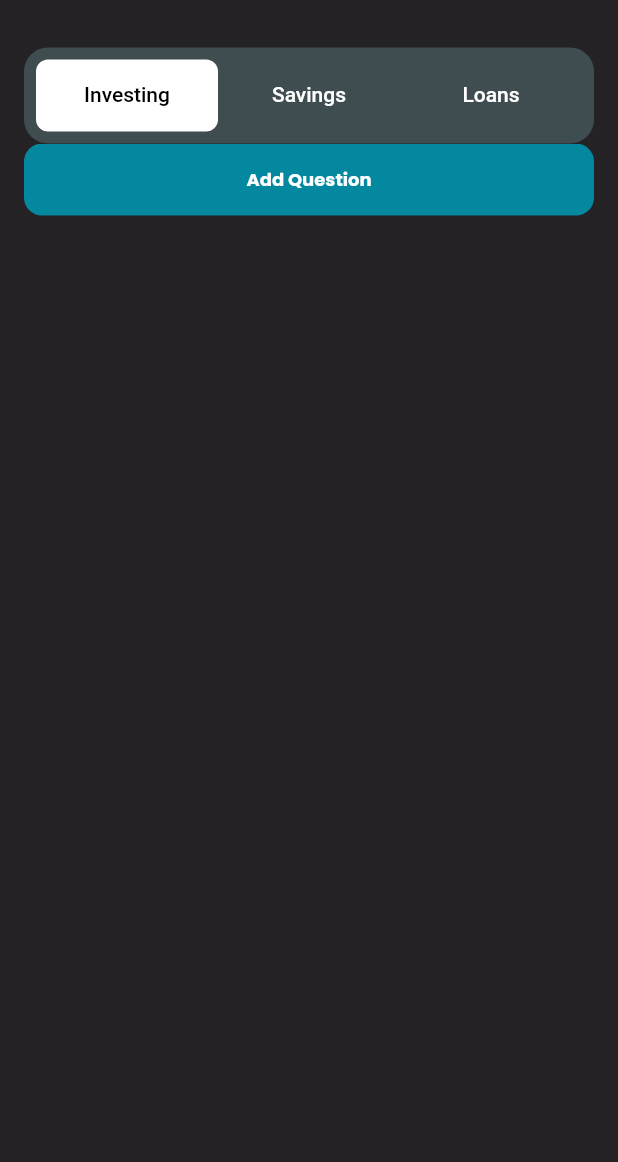
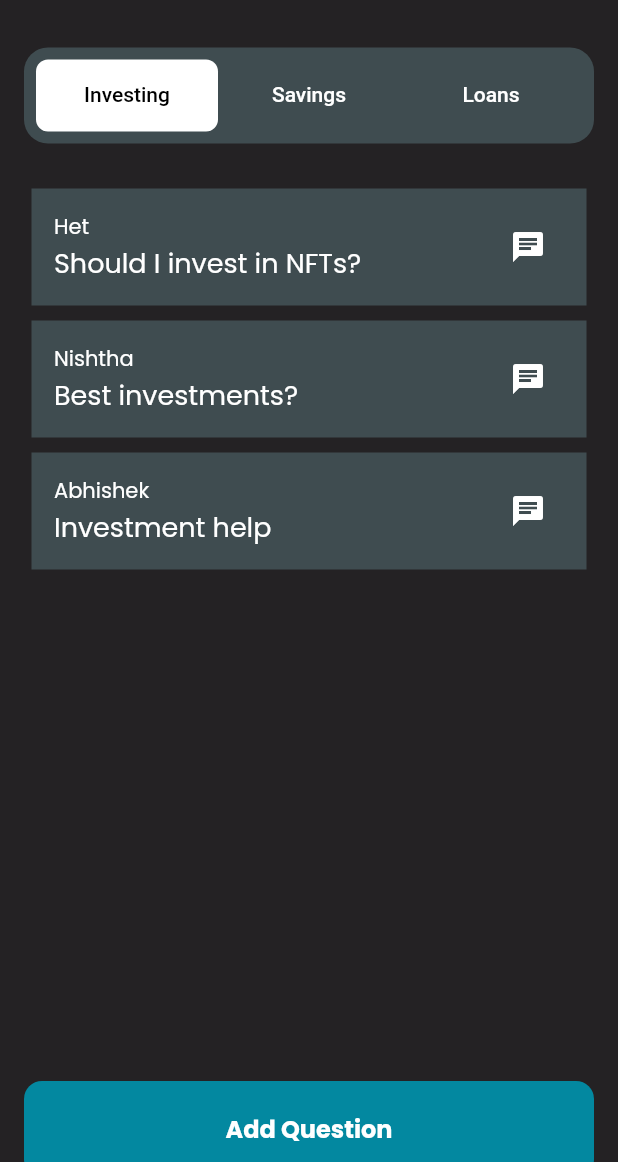
Before and after one commit to hetnakhua/The-Flutterati_Codeshastra, a Flutter app: the ForumPage screen opened directly, on a phone screen of 412 x 824 dp, the part 74-1236 px from its top. Run offline on Flutter 3.47's test engine with Material 2 defaults, Android fonts, the phone set to English and light mode, and no system bars; our stand-ins replace cloud_firestore, firebase_auth, firebase_core, glassmorphism, google_fonts; missing offline and left inert: custom_line_indicator_bottom_navbar; accounts and stored records are empty.

Commit message:
added forum pages

```diff
--- a/lib/screens/Discussion/forum.dart
+++ b/lib/screens/Discussion/forum.dart
@@ -3,6 +3,7 @@ import 'package:flutter/material.dart';
 import 'package:flutterati_codeshastra/constants/colors.dart';
 import 'package:flutterati_codeshastra/models/forumpost.dart';
 import 'package:flutterati_codeshastra/screens/Auth/login.dart';
+import 'package:flutterati_codeshastra/screens/Discussion/add_post.dart';
 import 'package:flutterati_codeshastra/util/re_use.dart';
 import 'package:google_fonts/google_fonts.dart';
 
@@ -15,15 +16,8 @@ class ForumPage extends StatefulWidget {
   State<ForumPage> createState() => _ForumPageState();
 }
 
-class _ForumPageState extends State<ForumPage> with SingleTickerProviderStateMixin {
-
-  final id = (FirebaseAuth.instance.currentUser?.uid).toString();
-  List<ForumPostEntry> invest =
-  [
-    ForumPostEntry(username: 'Het', time: '8/4/23', likes: 50, dislikes: 3, text: 'Should I invest in Crypto?'),
-    ForumPostEntry(username: 'Nishtha', time: '20/3/23', likes: 100, dislikes: 10, text: 'Best Investment for students?'),
-    ForumPostEntry(username: 'Abhishek', time: '12/3/23', likes: 38, dislikes: 2, text: 'How much should a student invest?'),
-  ];
+class _ForumPageState extends State<ForumPage>
+    with SingleTickerProviderStateMixin {
   List<Widget> myTabs = const [
     // donut tab
     MyTab(
@@ -149,9 +143,9 @@ class _ForumPageState extends State<ForumPage> with SingleTickerProviderStateMix
                           child: TabBarView(
                             controller: tabController,
                             children: [
-                              TabCategory(l: invest,),
-                              TabCategory(l: invest),
-                              TabCategory(l: invest),
+                              TabCategory1(),
+                              TabCategory2(),
+                              TabCategory3(),
                             ],
                           ),
                         ),
@@ -168,17 +162,37 @@ class _ForumPageState extends State<ForumPage> with SingleTickerProviderStateMix
   }
 }
 
-class TabCategory extends StatelessWidget {
-  final List<ForumPostEntry> l;
-  TabCategory({super.key, required this.l});
+class TabCategory1 extends StatelessWidget {
+  TabCategory1({super.key});
 
   @override
   Widget build(BuildContext context) {
     return Container(
       child: Column(
         children: [
+          SizedBox(
+            height: 25,
+          ),
           Container(
-            padding: EdgeInsets.all(15),
+            height: 500,
+            child: ListView(
+              children: [
+                PostTile(name: 'Het', post: 'Should I invest in NFTs?'),
+                PostTile(name: 'Nishtha', post: 'Best investments?'),
+                PostTile(name: 'Abhishek', post: 'Investment help')
+              ],
+            ),
+          ),
+          SizedBox(
+            height: 100,
+          ),
+          GestureDetector(
+            onTap: () {
+              Navigator.push(
+                  context, MaterialPageRoute(builder: (builder) => AddPost()));
+            },
+            child: Container(
+              padding: EdgeInsets.all(20),
               decoration: BoxDecoration(
                 color: midnightGreenLight,
                 borderRadius: BorderRadius.circular(12),
@@ -189,13 +203,150 @@ class TabCategory extends StatelessWidget {
                   style: TextStyle(
                     color: Colors.white,
                     fontWeight: FontWeight.bold,
-                  fontSize: 12,
+                    fontSize: 16,
                   ),
                 ),
               ),
             ),
+          )
         ],
       ),
     );
   }
 }
+
+class TabCategory2 extends StatelessWidget {
+  TabCategory2({super.key});
+
+  @override
+  Widget build(BuildContext context) {
+    return Container(
+      child: Column(
+        children: [
+          SizedBox(
+            height: 25,
+          ),
+          Container(
+            height: 500,
+            child: ListView(
+              children: [
+                PostTile(name: 'Roshni', post: 'How to save more?'),
+                PostTile(name: 'Nishtha', post: 'Budgeting advice'),
+                PostTile(name: 'Vatsal', post: 'Savings reducing')
+              ],
+            ),
+          ),
+          SizedBox(
+            height: 100,
+          ),
+          GestureDetector(
+            onTap: () {
+              Navigator.push(
+                  context, MaterialPageRoute(builder: (builder) => AddPost()));
+            },
+            child: Container(
+              padding: EdgeInsets.all(20),
+              decoration: BoxDecoration(
+                color: midnightGreenLight,
+                borderRadius: BorderRadius.circular(12),
+              ),
+              child: Center(
+                child: Text(
+                  "Add Question",
+                  style: TextStyle(
+                    color: Colors.white,
+                    fontWeight: FontWeight.bold,
+                    fontSize: 16,
+                  ),
+                ),
+              ),
+            ),
+          )
+        ],
+      ),
+    );
+  }
+}
+class TabCategory3 extends StatelessWidget {
+  TabCategory3({super.key});
+
+  @override
+  Widget build(BuildContext context) {
+    return Container(
+      child: Column(
+        children: [
+          SizedBox(
+            height: 25,
+          ),
+          Container(
+            height: 500,
+            child: ListView(
+              children: [
+                PostTile(name: 'Vaibhav', post: 'Should I take a loan?'),
+                PostTile(name: 'Roshan', post: 'Student Loan Help?'),
+                PostTile(name: 'Abhishek', post: 'Investment help')
+              ],
+            ),
+          ),
+          SizedBox(
+            height: 100,
+          ),
+          GestureDetector(
+            onTap: () {
+              Navigator.push(
+                  context, MaterialPageRoute(builder: (builder) => AddPost()));
+            },
+            child: Container(
+              padding: EdgeInsets.all(20),
+              decoration: BoxDecoration(
+                color: midnightGreenLight,
+                borderRadius: BorderRadius.circular(12),
+              ),
+              child: Center(
+                child: Text(
+                  "Add Question",
+                  style: TextStyle(
+                    color: Colors.white,
+                    fontWeight: FontWeight.bold,
+                    fontSize: 16,
+                  ),
+                ),
+              ),
+            ),
+          )
+        ],
+      ),
+    );
+  }
+}
+
+class PostTile extends StatelessWidget {
+  final String name;
+  final String post;
+  const PostTile({Key? key, required this.name, required this.post}) : super(key: key);
+
+  @override
+  Widget build(BuildContext context) {
+    return Container(
+        // height: 100,
+        padding: EdgeInsets.all(15),
+        margin: EdgeInsets.all(5),
+        color: outerSpaceGrey,
+        child: Row(children: [
+          Column(
+            crossAxisAlignment: CrossAxisAlignment.start,
+            children: [
+              Text(name),
+              Text(
+                post,
+                style: TextStyle(fontSize: 18),
+              )
+            ],
+          ),
+          Spacer(),
+          IconButton(onPressed: (){},
+              icon: Icon(Icons.chat))
+        ])
+    );
+  }
+}
```
Also changed, not shown: lib/screens/Home/home.dart (+4 -3 lines). Lines whose indentation alone changed are shown as unchanged.
